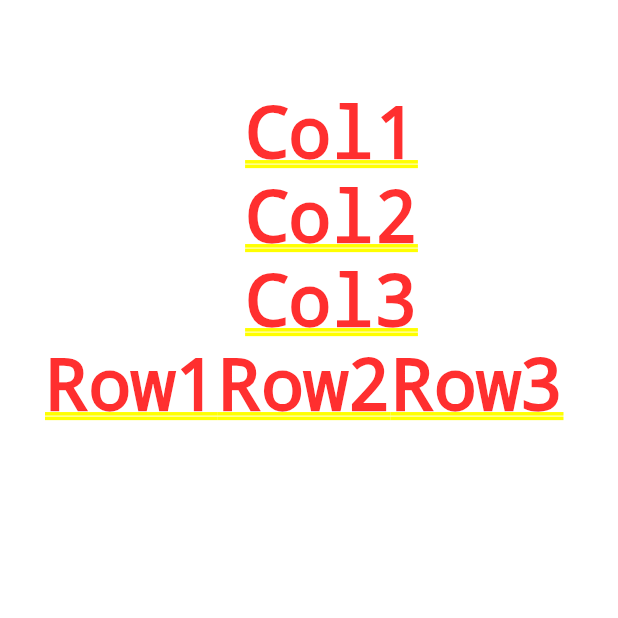
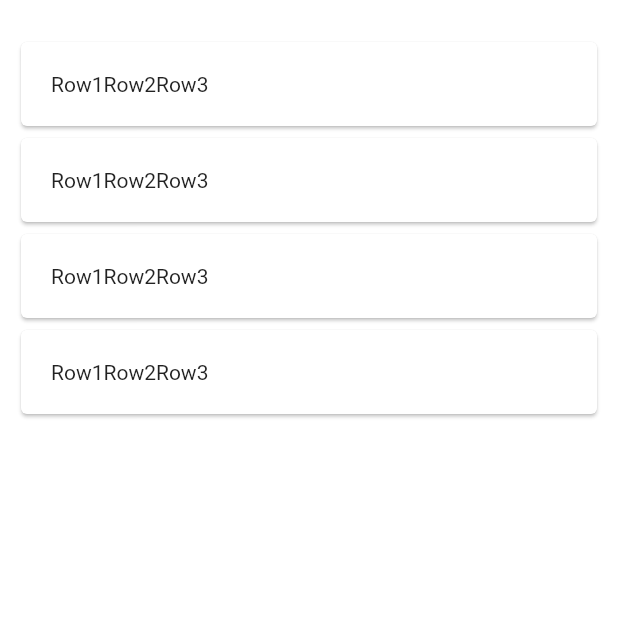
Before and after one commit to tonyhoangdev/flutter2, a Flutter app: the screen it shows after launch, on a phone screen of 412 x 824 dp, the top half of it. Run offline on Flutter 3.47's test engine with Material 2 defaults, Android fonts, the phone set to English and light mode, and no system bars.

Commit message:
Add Card

```diff
--- a/flutter_app/lib/main.dart
+++ b/flutter_app/lib/main.dart
@@ -39,19 +39,57 @@ class _MyStatefulWidgetState extends State<MyStatefulWidget> {
   Widget build(BuildContext context) {
     return MaterialApp(
       home: Padding(
-        padding: EdgeInsets.only(top: 60.0, left: 30.0),
+        padding: EdgeInsets.only(top: 24.0, left: 10.0, right: 10.0),
         child: Column(
           children: <Widget>[
-            Text("Col1"),
-            Text("Col2"),
-            Text("Col3"),
-            Row(
-              children: <Widget>[
-                Text("Row1"),
-                Text("Row2"),
-                Text("Row3"),
-              ],
-            )
+            Card(
+              child: Padding(
+                padding: const EdgeInsets.all(20.0),
+                child: Row(
+                  children: <Widget>[
+                    Text("Row1"),
+                    Text("Row2"),
+                    Text("Row3"),
+                  ],
+                ),
+              ),
+            ),
+            Card(
+              child: Padding(
+                padding: const EdgeInsets.all(20.0),
+                child: Row(
+                  children: <Widget>[
+                    Text("Row1"),
+                    Text("Row2"),
+                    Text("Row3"),
+                  ],
+                ),
+              ),
+            ),
+            Card(
+              child: Padding(
+                padding: const EdgeInsets.all(20.0),
+                child: Row(
+                  children: <Widget>[
+                    Text("Row1"),
+                    Text("Row2"),
+                    Text("Row3"),
+                  ],
+                ),
+              ),
+            ),
+            Card(
+              child: Padding(
+                padding: const EdgeInsets.all(20.0),
+                child: Row(
+                  children: <Widget>[
+                    Text("Row1"),
+                    Text("Row2"),
+                    Text("Row3"),
+                  ],
+                ),
+              ),
+            ),
           ],
         ),
       ),
```
